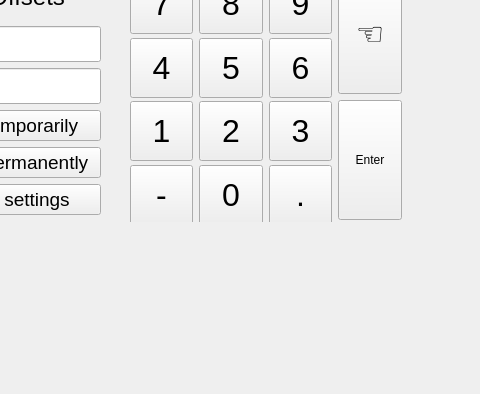
Old version of the form ClientApp/qt/duexsetupwindow.ui in the repository re3Dprinting/touchscreen; both pictures show x 320 to 800 and y 86 to 480 of the 800 by 480 pixel window.
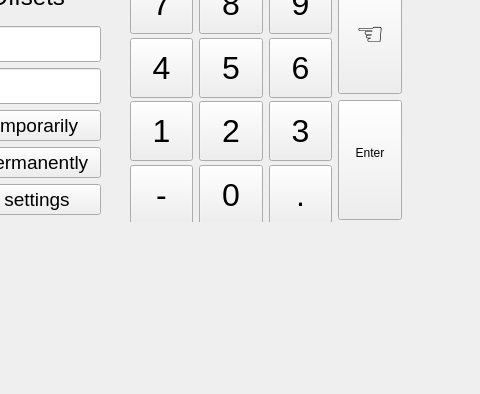
New version of the form. Icons and pictures are not drawn. Custom widgets are drawn as their Qt base class.

What changed in the file:
```diff
--- a/ClientApp/qt/duexsetupwindow.ui
+++ b/ClientApp/qt/duexsetupwindow.ui
@@ -500,7 +500,8 @@
          <enum>Qt::NoFocus</enum>
         </property>
         <property name="text">
-         <string>Enter</string>
+         <string>Enter
+</string>
         </property>
        </widget>
       </item>
```
